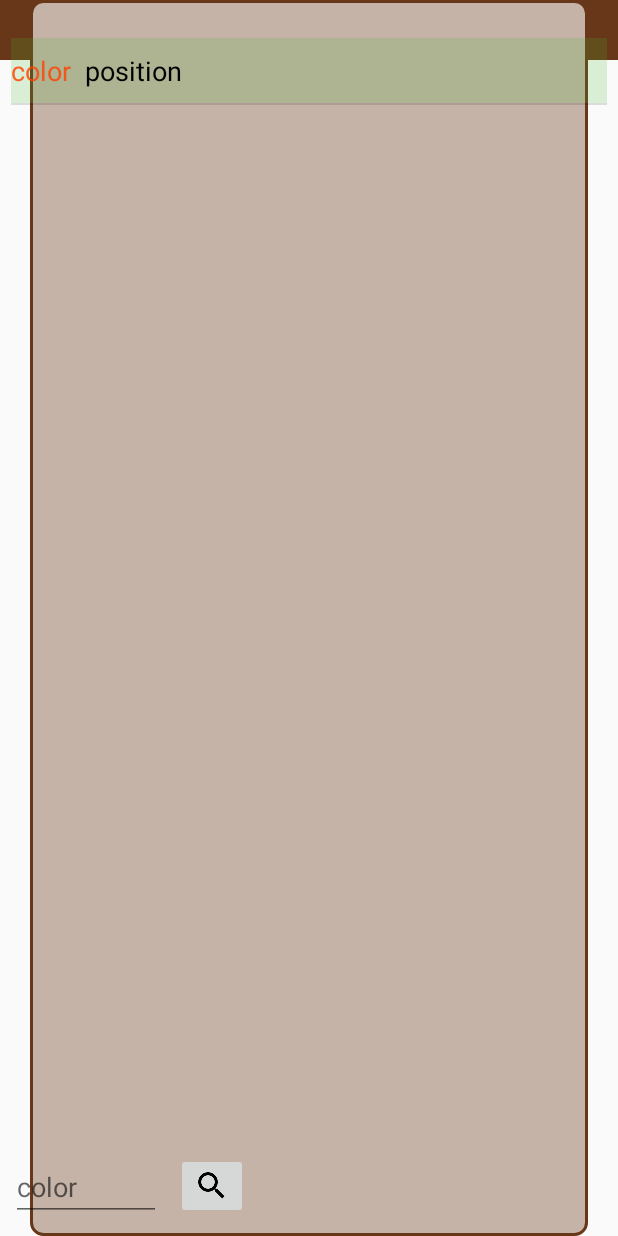
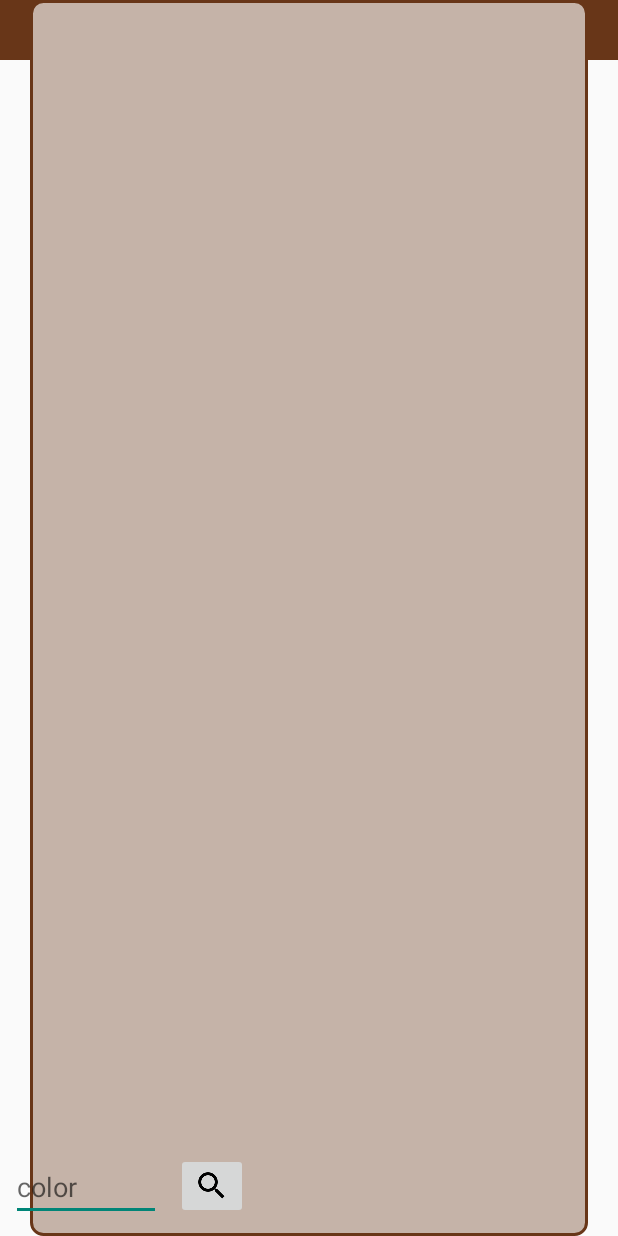
Before and after one commit to veontomo/biser2, an Android app: the screen it shows after launch (BeadSearchActivity), on a phone screen of 412 x 824 dp. Run offline under Robolectric (Android 15) with nearby library versions, the phone set to English and light mode, and no system bars.

Commit message:
feat: remove header of the list view

```diff
--- a/app/src/main/java/com/veontomo/bead/Fragments/SearchAndHistoryFragment.java
+++ b/app/src/main/java/com/veontomo/bead/Fragments/SearchAndHistoryFragment.java
@@ -97,7 +97,6 @@
         this.mEditText = (EditText) getView().findViewById(R.id.editText);
         this.mListView = (ListView) getView().findViewById(R.id.searchHistory);
         this.mAdapter = new BeadAdapter(getActivity().getApplicationContext(), new ArrayList<Bead>());
-        setUpHeaderView();
         this.mListView.setAdapter(this.mAdapter);
         this.mListView.setOnItemClickListener(new AdapterView.OnItemClickListener() {
             @Override
@@ -148,25 +147,6 @@
             BeadFinderTask worker = new BeadFinderTask(new Storage(getActivity().getApplicationContext()), mAdapter, mCallback);
             worker.execute(code);
         }
-
-    }
-
-    /**
-     * Sets up the header of the list view
-     */
-    private void setUpHeaderView() {
-        // without this control, the header gets added every time
-        // the fragment gets restarted
-        if (mListView.getHeaderViewsCount() > 0){
-            return;
-        }
-        View view = View.inflate(getActivity().getApplicationContext(), R.layout.row_bead_present, null);
-        view.setBackgroundColor(793229873);
-        TextView colorTV = (TextView) view.findViewById(R.id.bead_present_color_code);
-        colorTV.setText(R.string.colorCode);
-        TextView locationTV = (TextView) view.findViewById(R.id.bead_present_location);
-        locationTV.setText(R.string.location);
-        mListView.addHeaderView(view);
 
     }
 
--- a/app/src/main/java/com/veontomo/bead/api/BeadAdapter.java
+++ b/app/src/main/java/com/veontomo/bead/api/BeadAdapter.java
@@ -229,7 +229,6 @@
 
     static class HolderBeadAbsent {
         public TextView text;
-        public ImageView image;
     }
 
 }
--- a/app/src/main/res/layout/row_bead_absent.xml
+++ b/app/src/main/res/layout/row_bead_absent.xml
@@ -8,10 +8,7 @@
         android:layout_width="wrap_content"
         android:layout_height="wrap_content"
         android:textSize="18sp"
+        android:drawableEnd="@mipmap/circles"
         android:textColor="#d2ff4100"/>
-    <ImageView
-        android:id = "@+id/bead_absent_image"
-        android:layout_width="wrap_content"
-        android:layout_height="wrap_content"/>
 
 </LinearLayout>
--- a/app/src/main/res/layout/row_bead_present.xml
+++ b/app/src/main/res/layout/row_bead_present.xml
@@ -18,6 +18,7 @@
         android:layout_height="wrap_content"
         android:padding="9dp"
         android:textColor="#000000"
+        android:drawableEnd="@mipmap/circles"
         android:textSize="18sp"/>
 
 </LinearLayout>
```
